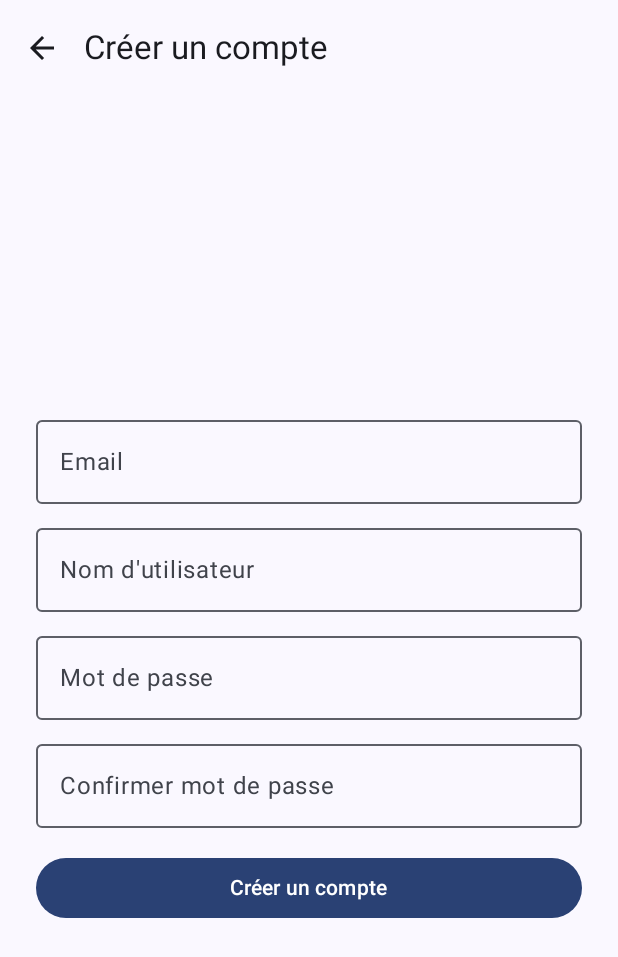
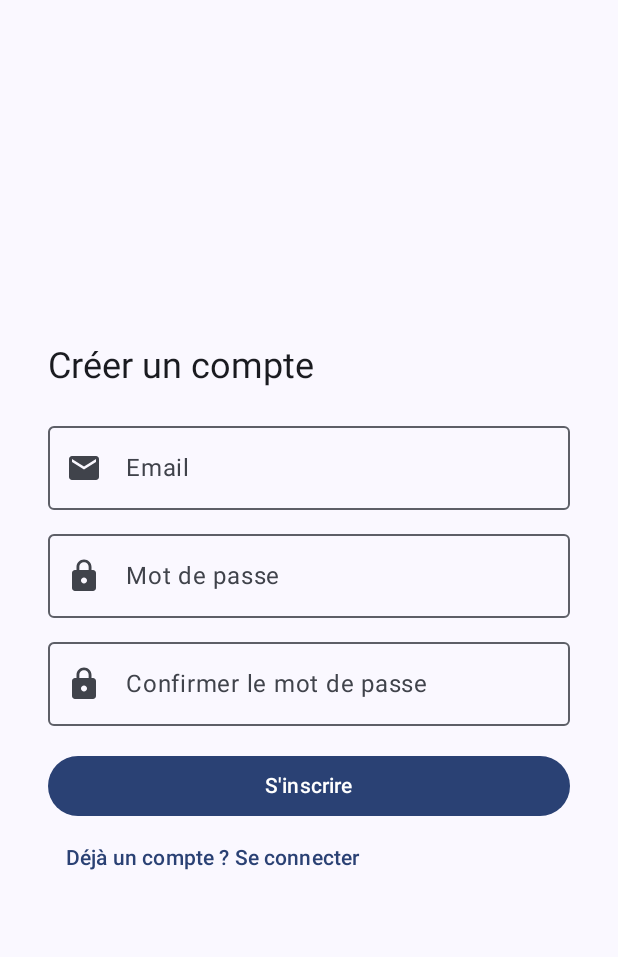
Before and after one commit to ranya230/Binovation, an Android app built with Jetpack Compose: the RegisterScreen screen opened through its navigation route, on a phone screen of 412 x 824 dp. Shown: the top 957 px of the screen. Run offline under Robolectric (Android 15) with nearby library versions, the phone set to English and light mode, and no system bars; our stand-ins replace Firebase (no records; nobody signed in at launch, a user with empty details on screens opened directly).

Commit message:
Initial commit – Page Login avec connexion Firebase & mdp oublié qui envoi le lien si jamais mdp oublie & designe

```diff
--- a/app/build.gradle.kts
+++ b/app/build.gradle.kts
@@ -51,6 +51,11 @@ dependencies {
     implementation("androidx.core:core-ktx:1.12.0")
     implementation("androidx.lifecycle:lifecycle-runtime-ktx:2.6.2")
     implementation("androidx.activity:activity-compose:1.7.2")
+
+    // Pour le MQQT
+    implementation("org.eclipse.paho:org.eclipse.paho.client.mqttv3:1.2.5")
+    implementation("org.eclipse.paho:org.eclipse.paho.android.service:1.1.1")
+
 
     // Compose
     implementation(platform("androidx.compose:compose-bom:2023.08.00"))
--- /dev/null
+++ b/app/src/main/java/fr/isen/amara/isensmartcompanion/AuthNavigation.kt
@@ -0,0 +1,42 @@
+package fr.isen.amara.isensmartcompanion
+
+import androidx.compose.runtime.Composable
+import androidx.navigation.NavHostController
+import androidx.navigation.compose.NavHost
+import androidx.navigation.compose.composable
+import fr.isen.amara.isensmartcompanion.screens.*
+
+@Composable
+fun AuthNavigation(navController: NavHostController) {
+    NavHost(navController, startDestination = "login") {
+        composable("login") {
+            LoginScreen(
+                onLoginSuccess = {
+                    navController.navigate("main") {
+                        popUpTo("login") { inclusive = true }
+                    }
+                },
+                onNavigateToRegister = { navController.navigate("register") },
+                onNavigateToResetPassword = { navController.navigate("reset") }
+            )
+        }
+        composable("register") {
+            RegisterScreen(
+                onRegisterSuccess = {
+                    navController.navigate("login") {
+                        popUpTo("register") { inclusive = true }
+                    }
+                },
+                onNavigateToLogin = { navController.navigate("login") }
+            )
+        }
+        composable("reset") {
+            ResetPasswordScreen(
+                onNavigateBackToLogin = { navController.navigate("login") }
+            )
+        }
+        composable("main") {
+            MainNavigation()
+        }
+    }
+}
--- a/app/src/main/java/fr/isen/amara/isensmartcompanion/MainActivity.kt
+++ b/app/src/main/java/fr/isen/amara/isensmartcompanion/MainActivity.kt
@@ -3,14 +3,15 @@ package fr.isen.amara.isensmartcompanion
 import android.os.Bundle
 import androidx.activity.ComponentActivity
 import androidx.activity.compose.setContent
-import androidx.compose.material3.MaterialTheme
-import androidx.compose.material3.Surface
-import androidx.navigation.compose.NavHost
-import androidx.navigation.compose.composable
-import androidx.navigation.compose.rememberNavController
-import fr.isen.amara.isensmartcompanion.screens.LoginScreen
-import fr.isen.amara.isensmartcompanion.screens.RegisterScreen
-import fr.isen.amara.isensmartcompanion.screens.ResetPasswordScreen
+import androidx.compose.material.icons.Icons
+import androidx.compose.material.icons.filled.Home
+import androidx.compose.material.icons.filled.Settings
+import androidx.compose.material.icons.filled.SmartToy
+import androidx.compose.material3.*
+import androidx.compose.runtime.*
+import androidx.navigation.NavHostController
+import androidx.navigation.compose.*
+import fr.isen.amara.isensmartcompanion.screens.*
 import fr.isen.amara.isensmartcompanion.ui.theme.ISENSmartCompanionTheme
 
 class MainActivity : ComponentActivity() {
@@ -18,26 +19,8 @@ class MainActivity : ComponentActivity() {
         super.onCreate(savedInstanceState)
         setContent {
             ISENSmartCompanionTheme {
-                Surface(color = MaterialTheme.colorScheme.background) {
-                    val navController = rememberNavController()
-
-                    NavHost(navController = navController, startDestination = "login") {
-                        composable("login") {
-                            LoginScreen(navController)
-                        }
-                        composable("register") {
-                            RegisterScreen(navController)
-                        }
-                        composable("reset_password") {
-                            ResetPasswordScreen(navController)
-                        }
-                        composable("home") {
-                            Surface {
-                                androidx.compose.material3.Text("Bienvenue ! (Home screen)")
-                            }
-                        }
-                    }
-                }
+                val navController = rememberNavController()
+                AuthNavigation(navController)
             }
         }
     }
--- a/app/src/main/java/fr/isen/amara/isensmartcompanion/screens/LoginScreen.kt
+++ b/app/src/main/java/fr/isen/amara/isensmartcompanion/screens/LoginScreen.kt
@@ -1,53 +1,40 @@
 package fr.isen.amara.isensmartcompanion.screens
 
-import androidx.compose.foundation.Image
 import androidx.compose.foundation.layout.*
 import androidx.compose.material.icons.Icons
 import androidx.compose.material.icons.filled.Email
 import androidx.compose.material.icons.filled.Lock
 import androidx.compose.material3.*
 import androidx.compose.runtime.*
-import androidx.compose.ui.Alignment
 import androidx.compose.ui.Modifier
-import androidx.compose.ui.res.painterResource
 import androidx.compose.ui.text.input.PasswordVisualTransformation
 import androidx.compose.ui.unit.dp
-import androidx.navigation.NavController
 import com.google.firebase.auth.FirebaseAuth
-import fr.isen.amara.isensmartcompanion.R
 import kotlinx.coroutines.launch
 import kotlinx.coroutines.tasks.await
 
-@OptIn(ExperimentalMaterial3Api::class)
 @Composable
-fun LoginScreen(navController: NavController) {
+fun LoginScreen(
+    onLoginSuccess: () -> Unit,
+    onNavigateToRegister: () -> Unit,
+    onNavigateToResetPassword: () -> Unit
+) {
     val email = remember { mutableStateOf("") }
     val password = remember { mutableStateOf("") }
     val snackbarHostState = remember { SnackbarHostState() }
-    val coroutineScope = rememberCoroutineScope()
+    val scope = rememberCoroutineScope()
 
-    Scaffold(
-        snackbarHost = { SnackbarHost(snackbarHostState) }
-    ) { padding ->
+    Scaffold(snackbarHost = { SnackbarHost(snackbarHostState) }) { padding ->
         Column(
             modifier = Modifier
-                .fillMaxSize()
                 .padding(padding)
-                .padding(32.dp),
-            verticalArrangement = Arrangement.Center,
-            horizontalAlignment = Alignment.CenterHorizontally
+                .padding(32.dp)
+                .fillMaxSize(),
+            verticalArrangement = Arrangement.Center
         ) {
-            Image(
-                painter = painterResource(id = R.drawable.login_illustration),
-                contentDescription = null,
-                modifier = Modifier.size(140.dp)
-            )
+            Text("Connexion", style = MaterialTheme.typography.headlineSmall)
 
             Spacer(modifier = Modifier.height(16.dp))
-
-            Text("Connexion", style = MaterialTheme.typography.headlineSmall)
-
-            Spacer(modifier = Modifier.height(8.dp))
 
             OutlinedTextField(
                 value = email.value,
@@ -72,17 +59,14 @@ fun LoginScreen(navController: NavController) {
 
             Button(
                 onClick = {
-                    coroutineScope.launch {
+                    scope.launch {
                         try {
                             FirebaseAuth.getInstance()
                                 .signInWithEmailAndPassword(email.value.trim(), password.value)
                                 .await()
-                            snackbarHostState.showSnackbar("✅ Connexion réussie")
-                            navController.navigate("home") {
-                                popUpTo("login") { inclusive = true }
-                            }
+                            onLoginSuccess()
                         } catch (e: Exception) {
-                            snackbarHostState.showSnackbar(" ${e.localizedMessage ?: "Erreur de connexion"}")
+                            snackbarHostState.showSnackbar("Erreur : ${e.localizedMessage}")
                         }
                     }
                 },
@@ -93,11 +77,11 @@ fun LoginScreen(navController: NavController) {
 
             Spacer(modifier = Modifier.height(8.dp))
 
-            TextButton(onClick = { navController.navigate("reset_password") }) {
+            TextButton(onClick = onNavigateToResetPassword) {
                 Text("Mot de passe oublié ?")
             }
 
-            TextButton(onClick = { navController.navigate("register") }) {
+            TextButton(onClick = onNavigateToRegister) {
                 Text("Pas de compte ? Créer un compte")
             }
         }
--- a/app/src/main/java/fr/isen/amara/isensmartcompanion/screens/RegisterScreen.kt
+++ b/app/src/main/java/fr/isen/amara/isensmartcompanion/screens/RegisterScreen.kt
@@ -1,73 +1,46 @@
 package fr.isen.amara.isensmartcompanion.screens
 
-import android.net.Uri
-import androidx.activity.compose.rememberLauncherForActivityResult
-import androidx.activity.result.contract.ActivityResultContracts
-import androidx.compose.foundation.Image
 import androidx.compose.foundation.layout.*
 import androidx.compose.material.icons.Icons
-import androidx.compose.material.icons.filled.*
+import androidx.compose.material.icons.filled.Email
+import androidx.compose.material.icons.filled.Lock
 import androidx.compose.material3.*
 import androidx.compose.runtime.*
-import androidx.compose.ui.Alignment
 import androidx.compose.ui.Modifier
-import androidx.compose.ui.res.painterResource
 import androidx.compose.ui.text.input.PasswordVisualTransformation
 import androidx.compose.ui.unit.dp
-import androidx.navigation.NavController
-import coil.compose.rememberAsyncImagePainter
 import com.google.firebase.auth.FirebaseAuth
-import com.google.firebase.firestore.FirebaseFirestore
-import fr.isen.amara.isensmartcompanion.R
 import kotlinx.coroutines.launch
 import kotlinx.coroutines.tasks.await
 
-@OptIn(ExperimentalMaterial3Api::class)
 @Composable
-fun RegisterScreen(navController: NavController) {
+fun RegisterScreen(
+    onRegisterSuccess: () -> Unit,
+    onNavigateToLogin: () -> Unit
+) {
     val email = remember { mutableStateOf("") }
-    val username = remember { mutableStateOf("") }
     val password = remember { mutableStateOf("") }
     val confirmPassword = remember { mutableStateOf("") }
     val snackbarHostState = remember { SnackbarHostState() }
-    val coroutineScope = rememberCoroutineScope()
+    val scope = rememberCoroutineScope()
 
-    Scaffold(
-        topBar = {
-            TopAppBar(
-                title = { Text("Créer un compte") },
-                navigationIcon = {
-                    IconButton(onClick = { navController.navigate("login") }) {
-                        Icon(Icons.Default.ArrowBack, contentDescription = "Retour à la connexion")
-                    }
-                }
-            )
-        },
-        snackbarHost = { SnackbarHost(snackbarHostState) }
-    ) { paddingValues ->
+    Scaffold(snackbarHost = { SnackbarHost(snackbarHostState) }) { padding ->
         Column(
             modifier = Modifier
-                .fillMaxSize()
-                .padding(24.dp)
-                .padding(paddingValues),
-            horizontalAlignment = Alignment.CenterHorizontally,
+                .padding(padding)
+                .padding(32.dp)
+                .fillMaxSize(),
             verticalArrangement = Arrangement.Center
         ) {
+            Text("Créer un compte", style = MaterialTheme.typography.headlineSmall)
+
+            Spacer(modifier = Modifier.height(16.dp))
+
             OutlinedTextField(
                 value = email.value,
-                onValueChange = { email.value = it.trim() },
+                onValueChange = { email.value = it },
                 label = { Text("Email") },
-                singleLine = true,
-                modifier = Modifier.fillMaxWidth()
-            )
-
-            Spacer(modifier = Modifier.height(8.dp))
-
-            OutlinedTextField(
-                value = username.value,
-                onValueChange = { username.value = it },
-                label = { Text("Nom d'utilisateur") },
-                singleLine = true,
+                leadingIcon = { Icon(Icons.Default.Email, null) },
                 modifier = Modifier.fillMaxWidth()
             )
 
@@ -77,7 +50,7 @@ fun RegisterScreen(navController: NavController) {
                 value = password.value,
                 onValueChange = { password.value = it },
                 label = { Text("Mot de passe") },
-                singleLine = true,
+                leadingIcon = { Icon(Icons.Default.Lock, null) },
                 visualTransformation = PasswordVisualTransformation(),
                 modifier = Modifier.fillMaxWidth()
             )
@@ -87,8 +60,8 @@ fun RegisterScreen(navController: NavController) {
             OutlinedTextField(
                 value = confirmPassword.value,
                 onValueChange = { confirmPassword.value = it },
-                label = { Text("Confirmer mot de passe") },
-                singleLine = true,
+                label = { Text("Confirmer le mot de passe") },
+                leadingIcon = { Icon(Icons.Default.Lock, null) },
                 visualTransformation = PasswordVisualTransformation(),
                 modifier = Modifier.fillMaxWidth()
             )
@@ -97,44 +70,28 @@ fun RegisterScreen(navController: NavController) {
 
             Button(
                 onClick = {
-                    coroutineScope.launch {
+                    scope.launch {
+                        if (password.value != confirmPassword.value) {
+                            snackbarHostState.showSnackbar("Les mots de passe ne correspondent pas.")
+                            return@launch
+                        }
                         try {
-                            if (email.value.isBlank() || username.value.isBlank() || password.value.isBlank()) {
-                                snackbarHostState.showSnackbar(" Remplissez tous les champs")
-                                return@launch
-                            }
-                            if (password.value != confirmPassword.value) {
-                                snackbarHostState.showSnackbar(" Les mots de passe ne correspondent pas")
-                                return@launch
-                            }
-
-                            val auth = FirebaseAuth.getInstance()
-                            // Vérifier si l'email est déjà utilisé
-                            val signInMethods = auth.fetchSignInMethodsForEmail(email.value).await()
-                            if (signInMethods.signInMethods?.isNotEmpty() == true) {
-                                snackbarHostState.showSnackbar(" Cet email est déjà utilisé")
-                                return@launch
-                            }
-
-                            // Sinon créer le compte
-                            val result = auth.createUserWithEmailAndPassword(email.value, password.value).await()
-                            val userId = result.user?.uid
-
-                            if (userId != null) {
-                                // Sauvegarder user dans Firestore si besoin ici
-                                snackbarHostState.showSnackbar(" Compte créé avec succès")
-                                navController.navigate("login") {
-                                    popUpTo("register") { inclusive = true }
-                                }
-                            }
+                            FirebaseAuth.getInstance()
+                                .createUserWithEmailAndPassword(email.value.trim(), password.value)
+                                .await()
+                            onRegisterSuccess()
                         } catch (e: Exception) {
-                            snackbarHostState.showSnackbar(" Erreur : ${e.localizedMessage ?: "erreur inconnue"}")
+                            snackbarHostState.showSnackbar("Erreur : ${e.localizedMessage}")
                         }
                     }
                 },
                 modifier = Modifier.fillMaxWidth()
             ) {
-                Text("Créer un compte")
+                Text("S'inscrire")
+            }
+
+            TextButton(onClick = onNavigateToLogin) {
+                Text("Déjà un compte ? Se connecter")
             }
         }
     }
```
Also changed, not shown: app/src/main/java/fr/isen/amara/isensmartcompanion/MainNavigation.kt (added, +54 -0 lines), app/src/main/java/fr/isen/amara/isensmartcompanion/screens/AssistantScreen.kt (+1 -21 lines), app/src/main/java/fr/isen/amara/isensmartcompanion/screens/MQTT.kt (added, +49 -0 lines), app/src/main/java/fr/isen/amara/isensmartcompanion/screens/MainAppScreen.kt (added, +55 -0 lines), app/src/main/java/fr/isen/amara/isensmartcompanion/screens/MqttClientHelper.kt (added, +33 -0 lines), app/src/main/java/fr/isen/amara/isensmartcompanion/screens/ResetPasswordScreen.kt (+21 -39 lines), app/src/main/java/fr/isen/amara/isensmartcompanion/screens/SettingsScreen.kt (added, +21 -0 lines), app/src/main/java/fr/isen/amara/isensmartcompanion/screens/TrashStatusScreen.kt (added, +122 -0 lines).
